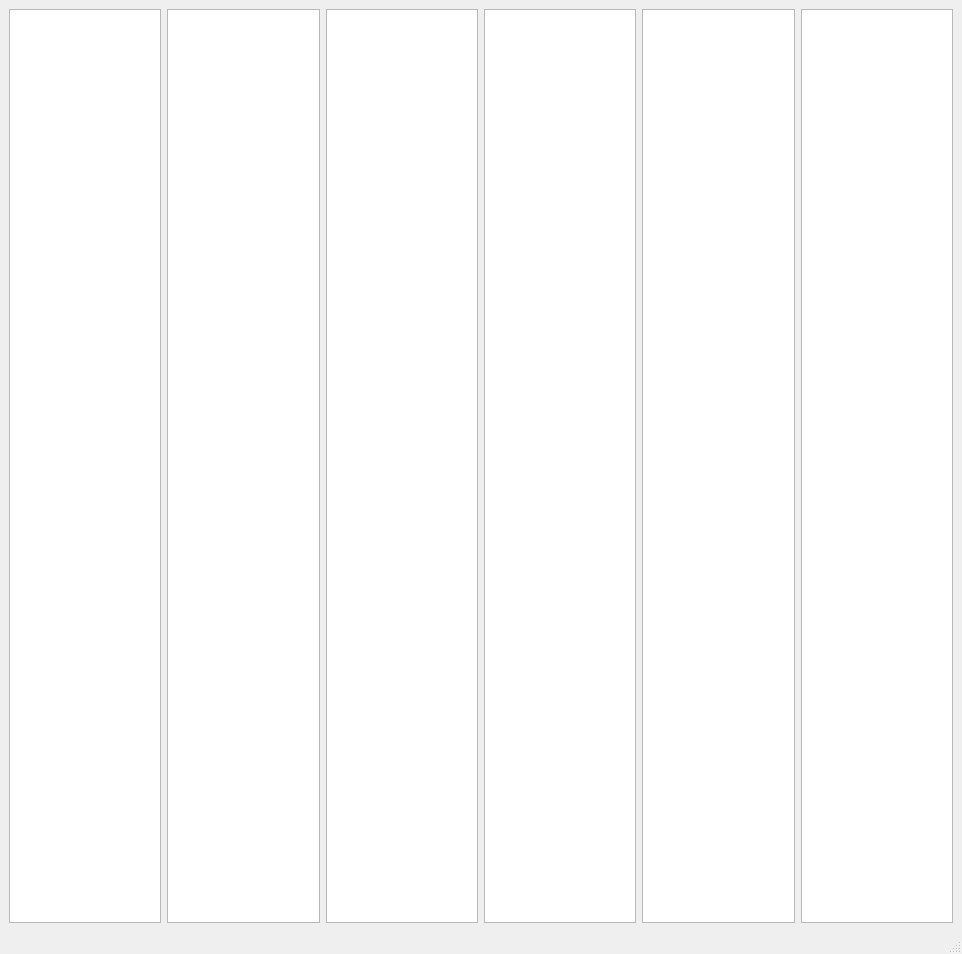
The window that ping_gui.ui (andreslearns/ping-dashboard) describes before a commit, drawn with Qt 5.
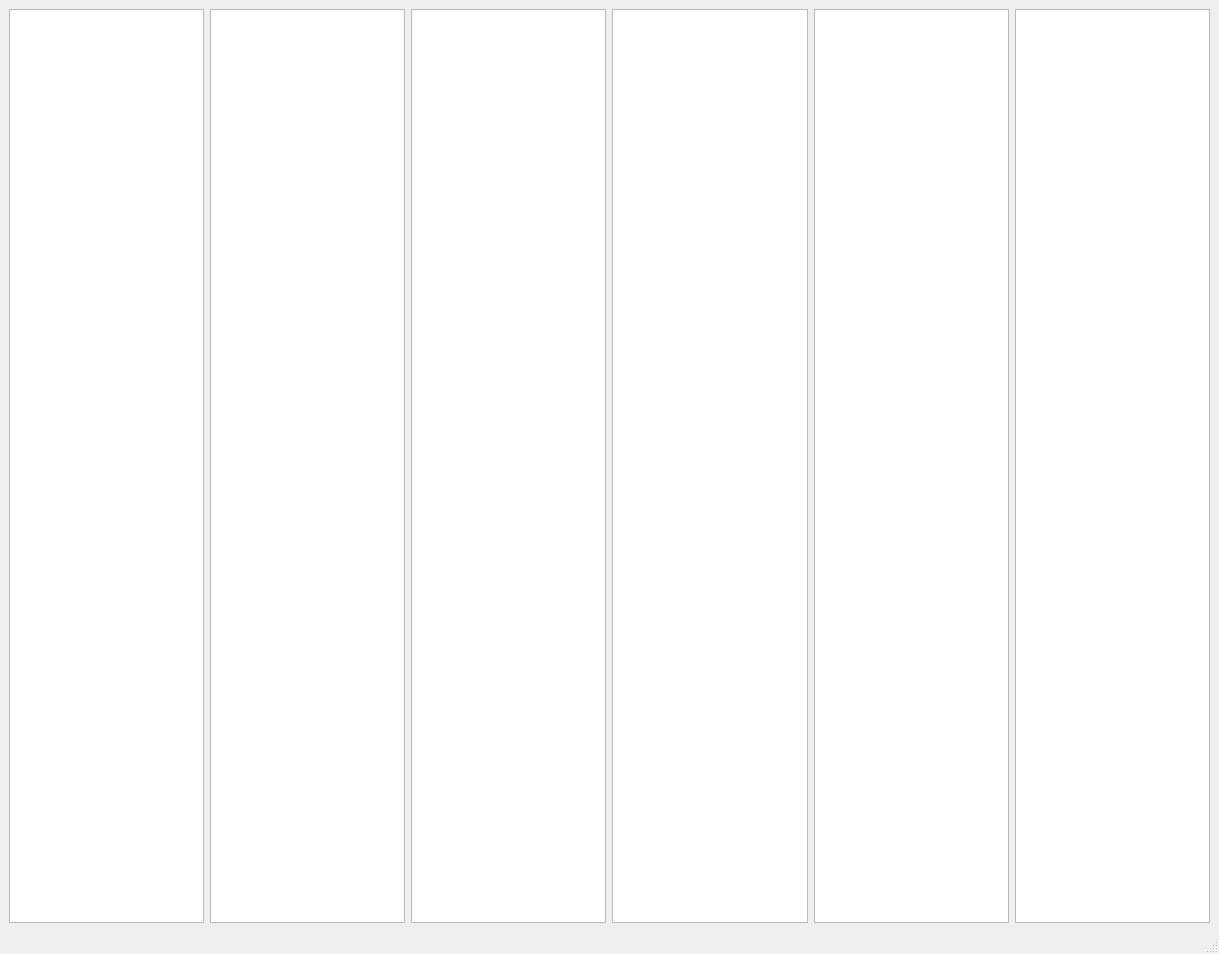
The same window after the commit.

Patch:
```diff
--- a/ping_gui.ui
+++ b/ping_gui.ui
@@ -6,7 +6,7 @@
    <rect>
     <x>0</x>
     <y>0</y>
-    <width>962</width>
+    <width>1219</width>
     <height>954</height>
    </rect>
   </property>
@@ -17,6 +17,9 @@
    <layout class="QHBoxLayout" name="horizontalLayout">
     <item>
      <layout class="QHBoxLayout" name="horizontalLayout_2">
+      <property name="spacing">
+       <number>6</number>
+      </property>
       <item>
        <widget class="QPlainTextEdit" name="plaintxt1">
         <property name="contextMenuPolicy">
```
Left out of the diff: 2 changed lines with no effect on the pictures.
